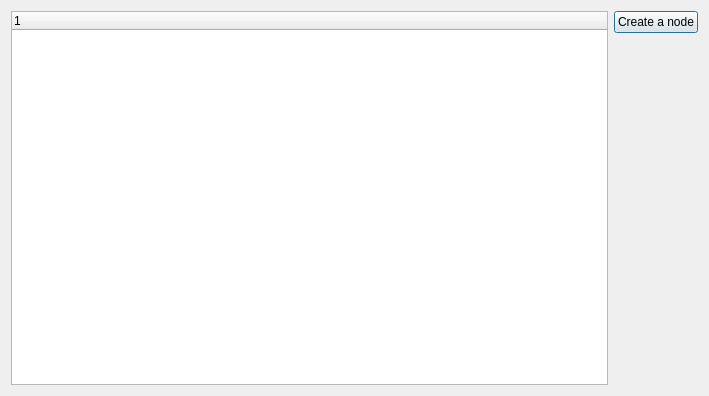
The window that src/Client/GUI/nodeswindow.ui (akukhta/File-Sharing-System) describes before a commit, drawn with Qt 5.
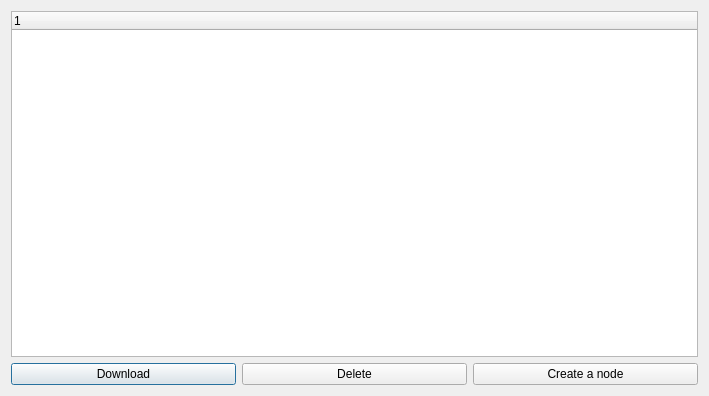
The same window after the commit.

Commit message: UI has been changed and files downloading has been almost implemented

```diff
--- a/src/Client/GUI/nodeswindow.ui
+++ b/src/Client/GUI/nodeswindow.ui
@@ -14,27 +14,9 @@
    <string>Dialog</string>
   </property>
   <layout class="QGridLayout" name="gridLayout">
-   <item row="0" column="1">
-    <widget class="QPushButton" name="createNodeBtn">
-     <property name="text">
-      <string>Create a node</string>
-     </property>
-    </widget>
-   </item>
-   <item row="1" column="1">
-    <spacer name="verticalSpacer">
-     <property name="orientation">
-      <enum>Qt::Vertical</enum>
-     </property>
-     <property name="sizeHint" stdset="0">
-      <size>
-       <width>20</width>
-       <height>40</height>
-      </size>
-     </property>
-    </spacer>
-   </item>
-   <item row="0" column="0" rowspan="2">
+   <item row="1" column="0">
+    <layout class="QVBoxLayout" name="verticalLayout">
+     <item>
     <widget class="QTreeWidget" name="nodesTreeWidget">
      <property name="contextMenuPolicy">
       <enum>Qt::CustomContextMenu</enum>
@@ -45,6 +27,33 @@
       </property>
      </column>
     </widget>
+     </item>
+     <item>
+      <layout class="QHBoxLayout" name="horizontalLayout">
+       <item>
+        <widget class="QPushButton" name="pushButton">
+         <property name="text">
+          <string>Download</string>
+         </property>
+        </widget>
+       </item>
+       <item>
+        <widget class="QPushButton" name="pushButton_2">
+         <property name="text">
+          <string>Delete</string>
+         </property>
+        </widget>
+       </item>
+       <item>
+        <widget class="QPushButton" name="createNodeBtn">
+         <property name="text">
+          <string>Create a node</string>
+         </property>
+        </widget>
+       </item>
+      </layout>
+     </item>
+    </layout>
    </item>
   </layout>
   <action name="actionDownload">
```
Lines whose indentation alone changed are shown as unchanged. The commit also changes 7 other files.
